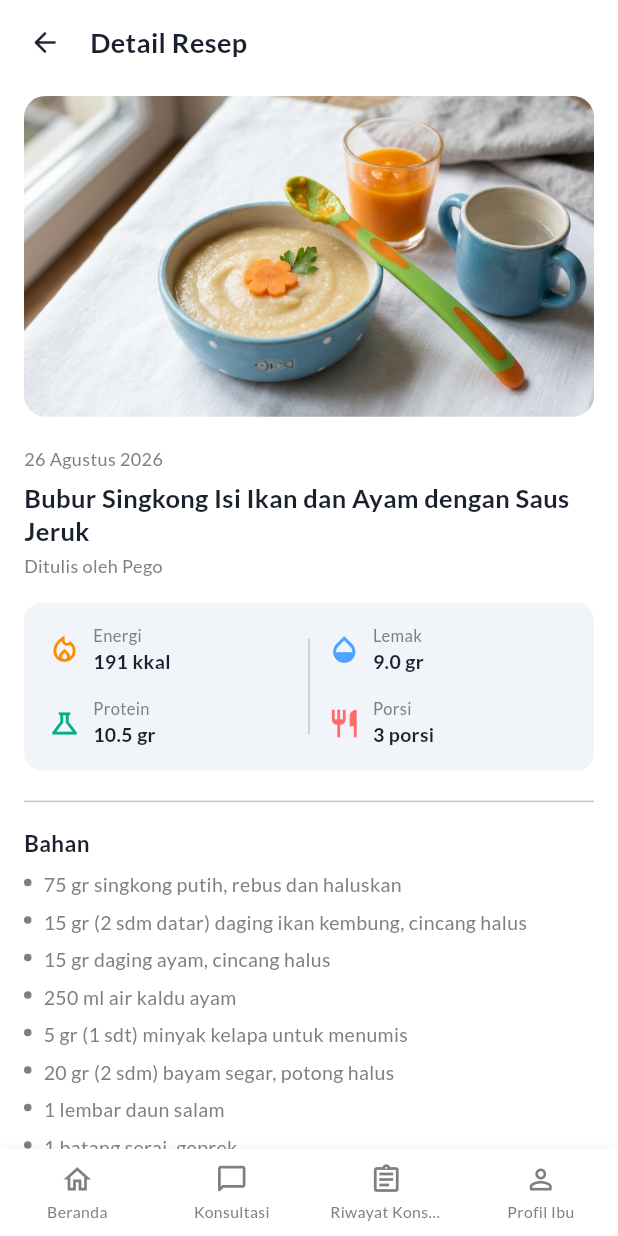
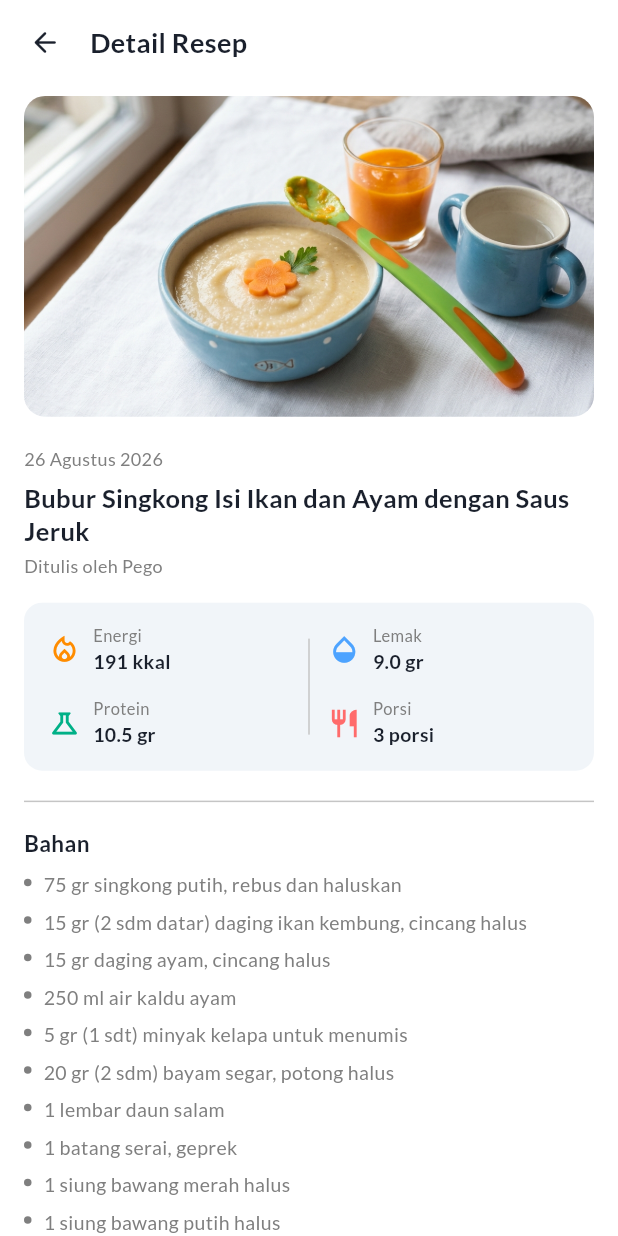
Before and after one commit to g41241543-lab/Pediagrow, a Flutter app: the DetailResepPage screen opened directly with sample values from the repository, on a phone screen of 412 x 824 dp. Run offline on Flutter 3.47's test engine with Material 3 defaults, Android fonts, the phone set to English and light mode, and no system bars; our stand-ins replace flutter_map, google_fonts, image_picker, latlong2, pdf, printing and 2 more; accounts and stored records are empty.

Commit message:
Changes to be committed: 	modified:   lib/features/pengguna/detail/detail_artikel_page.dart 	modified:   lib/features/pengguna/fasyankes/lokasi_fasyankes_page.dart 	modified:   lib/features/pengguna/konsultasi/menunggu_persetujuan_page.dart 	modified:   lib/features/pengguna/mpasi/detail_resep_page.dart

```diff
--- a/lib/features/pengguna/detail/detail_artikel_page.dart
+++ b/lib/features/pengguna/detail/detail_artikel_page.dart
@@ -2,7 +2,7 @@ import 'package:flutter/material.dart';
 import 'package:google_fonts/google_fonts.dart';
 
 import '../../../models/artikel_model.dart';
-import '../../../shared/widgets/pedia_bottom_nav_bar.dart';
+
 
 /// Halaman Detail Artikel untuk menampilkan konten lengkap artikel kesehatan
 /// yang dipilih pengguna dari [ArtikelKesehatanPage].
@@ -15,7 +15,7 @@ import '../../../shared/widgets/pedia_bottom_nav_bar.dart';
 /// 5. Judul artikel (Lato 18sp bold hitam).
 /// 6. Nama penulis PMIK ("Ditulis oleh Pego").
 /// 7. Bagian konten lengkap terstruktur (Deskripsi, Pengertian, dsb.) dengan tipografi nyaman dibaca.
-/// 8. Bottom Navigation Bar tetap di Scaffold.bottomNavigationBar (tidak ikut ter-scroll).
+/// 8. Konten lengkap terstruktur yang nyaman dibaca.
 class DetailArtikelPage extends StatefulWidget {
   final ArtikelModel artikel;
 
@@ -76,8 +76,6 @@ class _DetailArtikelPageState extends State<DetailArtikelPage>
 
     return Scaffold(
       backgroundColor: Colors.white,
-      // Navigation Bar tetap di Scaffold bagian bawah layar
-      bottomNavigationBar: const PediaBottomNavBar(selectedIndex: -1),
       body: SafeArea(
         child: Column(
           children: [
--- a/lib/features/pengguna/fasyankes/lokasi_fasyankes_page.dart
+++ b/lib/features/pengguna/fasyankes/lokasi_fasyankes_page.dart
@@ -49,8 +49,8 @@ class _LokasiFasyankesPageState extends State<LokasiFasyankesPage> {
   double _userLat = FasyankesService.defaultLat;
   double _userLng = FasyankesService.defaultLng;
 
-  // Navigasi Bottom Bar
-  final int _selectedNavIndex = 0;
+  // Navigasi Bottom Bar — -1 berarti tidak ada tab yang aktif
+  final int _selectedNavIndex = -1;
 
   @override
   void initState() {
--- a/lib/features/pengguna/mpasi/detail_resep_page.dart
+++ b/lib/features/pengguna/mpasi/detail_resep_page.dart
@@ -2,10 +2,7 @@ import 'package:flutter/material.dart';
 import 'package:google_fonts/google_fonts.dart';
 
 import '../../../models/resep_mpasi_model.dart';
-import '../beranda/beranda_page.dart';
-import '../konsultasi/daftar_dokter_page.dart';
-import '../profil/menu_profil_page.dart';
-import '../riwayat_konsultasi/daftar_riwayat_page.dart';
+
 
 /// Model data untuk Resep MPASI pada halaman detail.
 /// Kompatibel dengan [ResepMpasiModel] dari database PMIK Superadmin.
@@ -83,7 +80,6 @@ class ResepMpasi {
 /// - Daftar Bahan Pelapis (opsional, jika ada)
 /// - Rekomendasi Buah pendamping (opsional, jika ada)
 /// - Langkah-langkah Cara Membuat (Numbered list rapi)
-/// - Bottom Navigation FIXED
 class DetailResepPage extends StatefulWidget {
   final ResepMpasi? resep;
   final ResepMpasiModel? resepModel;
@@ -133,7 +129,6 @@ class _DetailResepPageState extends State<DetailResepPage> {
 
     return Scaffold(
       backgroundColor: colorWhite,
-      bottomNavigationBar: _buildBottomNavigation(),
       body: SafeArea(
         child: Column(
           children: [
@@ -572,117 +567,4 @@ class _DetailResepPageState extends State<DetailResepPage> {
     );
   }
 
-  // ===========================================================================
-  // BOTTOM NAVIGATION BAR FIXED (4 Menu)
-  // ===========================================================================
-
-  Widget _buildBottomNavigation() {
-    return Container(
-      height: 58,
-      width: double.infinity,
-      decoration: const BoxDecoration(
-        color: colorWhite,
-        boxShadow: [
-          BoxShadow(
-            color: Color(0x08000000),
-            blurRadius: 6,
-            offset: Offset(0, -2),
-          ),
-        ],
-      ),
-      child: Row(
-        mainAxisAlignment: MainAxisAlignment.spaceAround,
-        children: [
-          // 1. Beranda
-          _buildNavItem(
-            icon: Icons.home_outlined,
-            label: 'Beranda',
-            isActive: false,
-            onTap: () {
-              Navigator.of(context).popUntil((route) => route.isFirst);
-            },
-          ),
-          // 2. Konsultasi
-          _buildNavItem(
-            icon: Icons.chat_bubble_outline_rounded,
-            label: 'Konsultasi',
-            isActive: false,
-            onTap: () {
-              Navigator.push(
-                context,
-                MaterialPageRoute(
-                  builder: (_) => const DaftarDokterPage(),
-                ),
-              );
-            },
-          ),
-          // 3. Riwayat Konsultasi
-          _buildNavItem(
-            icon: Icons.assignment_outlined,
-            label: 'Riwayat Konsultasi',
-            isActive: false,
-            onTap: () {
-              Navigator.push(
-                context,
-                MaterialPageRoute(
-                  builder: (_) => const DaftarRiwayatPage(),
-                ),
-              );
-            },
-          ),
-          // 4. Profil Ibu
-          _buildNavItem(
-            icon: Icons.person_outline_rounded,
-            label: 'Profil Ibu',
-            isActive: false,
-            onTap: () {
-              Navigator.push(
-                context,
-                MaterialPageRoute(
-                  builder: (_) => const MenuProfilPage(),
-                ),
-              );
-            },
-          ),
-        ],
-      ),
-    );
-  }
-
-  Widget _buildNavItem({
-    required IconData icon,
-    required String label,
-    required bool isActive,
-    required VoidCallback onTap,
-  }) {
-    final color = isActive ? colorPrimaryBlue : colorTextMuted;
-
-    return Material(
-      color: Colors.transparent,
-      child: InkWell(
-        onTap: onTap,
-        child: SizedBox(
-          width: 75,
-          child: Column(
-            mainAxisAlignment: MainAxisAlignment.center,
-            children: [
-              Icon(icon, color: color, size: 22),
-              const SizedBox(height: 3),
-              Text(
-                label,
-                style: GoogleFonts.lato(
-                  fontSize: 10.5,
-                  color: color,
-                  fontWeight:
-                      isActive ? FontWeight.bold : FontWeight.w500,
-                ),
-                maxLines: 1,
-                overflow: TextOverflow.ellipsis,
-              ),
-            ],
-          ),
-        ),
-      ),
-    );
-  }
 }
```
Also changed, not shown: lib/features/pengguna/konsultasi/menunggu_persetujuan_page.dart (+9 -7 lines).
